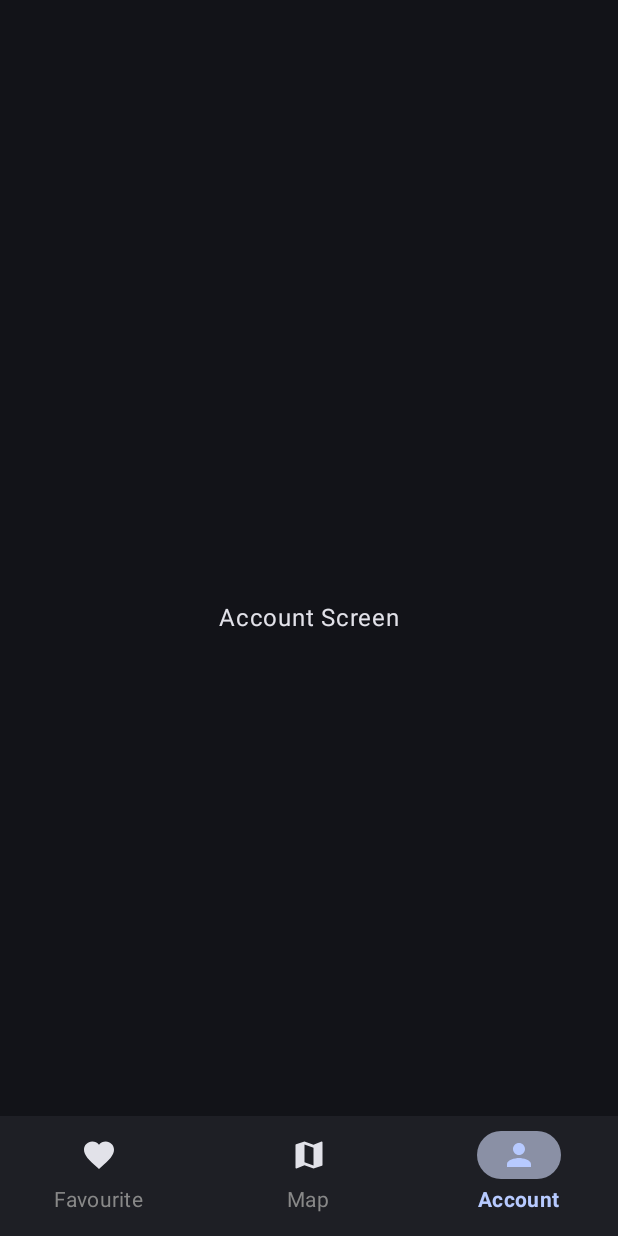
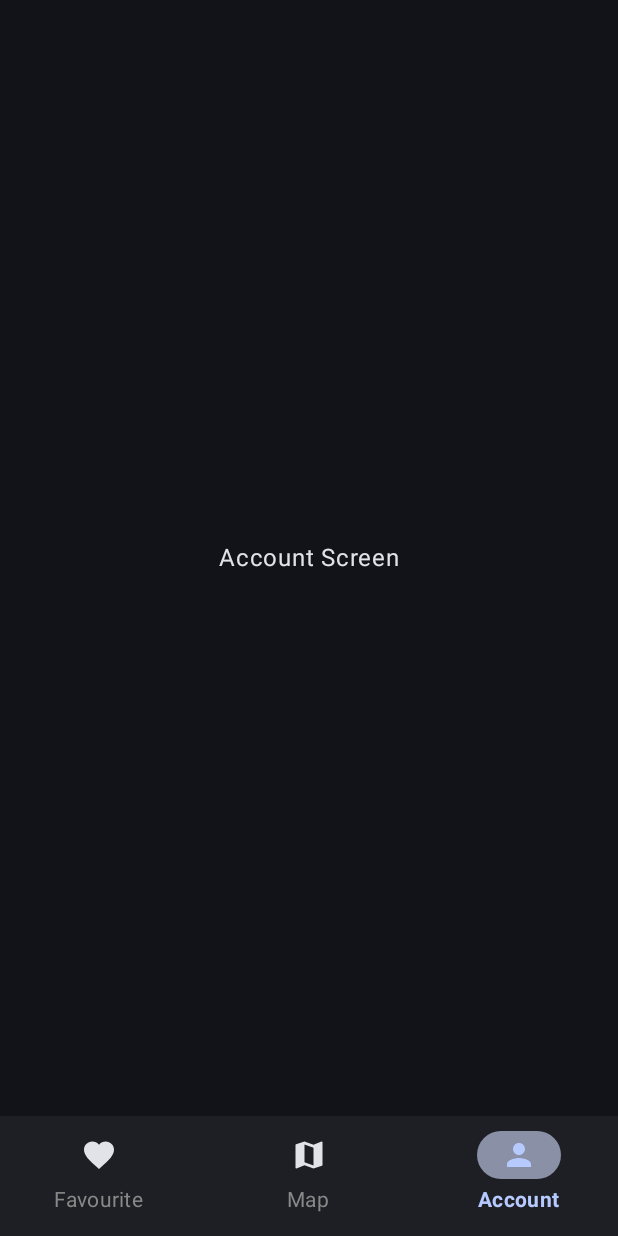
Before and after one commit to mitko-donchev/CheshMap, an Android app built with Jetpack Compose: the screen it shows after launch (MainActivity), item 3 of the bottom bar chosen, on a phone screen of 412 x 824 dp. Run offline under Robolectric (Android 15) with nearby library versions, the light colour scheme and no system bars; our stand-ins replace Dagger/Hilt's generated code; 2 statements that could not run were skipped.

Commit message:
The base of the maps is completed.

```diff
--- a/app/src/main/AndroidManifest.xml
+++ b/app/src/main/AndroidManifest.xml
@@ -33,7 +33,6 @@
                 <category android:name="android.intent.category.LAUNCHER" />
             </intent-filter>
         </activity>
-    </application>
 
         <!-- Google Maps-->
         <meta-data
@@ -43,4 +42,5 @@
             android:name="com.google.android.gms.version"
             android:value="@integer/google_play_services_version" />
 
+    </application>
 </manifest>
--- a/app/src/main/java/com/epicmillennium/cheshmap/presentation/ui/CheshMapApp.kt
+++ b/app/src/main/java/com/epicmillennium/cheshmap/presentation/ui/CheshMapApp.kt
@@ -1,14 +1,13 @@
 package com.epicmillennium.cheshmap.presentation.ui
 
-import androidx.compose.foundation.layout.Box
 import androidx.compose.foundation.layout.fillMaxSize
-import androidx.compose.foundation.layout.systemBarsPadding
+import androidx.compose.foundation.layout.padding
+import androidx.compose.material3.Scaffold
 import androidx.compose.material3.Surface
 import androidx.compose.runtime.Composable
 import androidx.compose.runtime.CompositionLocalProvider
 import androidx.compose.runtime.getValue
 import androidx.compose.runtime.remember
-import androidx.compose.ui.Alignment
 import androidx.compose.ui.Modifier
 import androidx.hilt.navigation.compose.hiltViewModel
 import androidx.lifecycle.compose.collectAsStateWithLifecycle
@@ -36,20 +35,16 @@ fun CheshMapApp() {
                 AppNavigationActions(navController)
             }
 
-            Surface(
-                modifier = Modifier.fillMaxSize()
-            ) {
-                AppNavGraph(
-                    navController = navController,
-                    navigationActions = navigationActions
-                )
-                Box(
-                    modifier = Modifier
-                        .fillMaxSize()
-                        .systemBarsPadding(),
-                    contentAlignment = Alignment.BottomCenter
-                ) {
-                    AppBottomNavigation(navController = navController,)
+            Surface {
+                Scaffold(
+                    modifier = Modifier.fillMaxSize(),
+                    bottomBar = { AppBottomNavigation(navController = navController) }
+                ) { paddingValues ->
+                    AppNavGraph(
+                        modifier = Modifier.padding(paddingValues),
+                        navController = navController,
+                        navigationActions = navigationActions
+                    )
                 }
             }
         }
--- /dev/null
+++ b/app/src/main/java/com/epicmillennium/cheshmap/presentation/ui/components/maps/CameraPosition.kt
@@ -0,0 +1,6 @@
+package com.epicmillennium.cheshmap.presentation.ui.components.maps
+
+class CameraPosition(
+    val target: LatLong = LatLong(0.0, 0.0),
+    val zoom: Float = 0f
+)
--- /dev/null
+++ b/app/src/main/java/com/epicmillennium/cheshmap/presentation/ui/components/maps/GoogleMaps.kt
@@ -0,0 +1,261 @@
+package com.epicmillennium.cheshmap.presentation.ui.components.maps
+
+
+import androidx.compose.animation.AnimatedVisibility
+import androidx.compose.animation.EnterTransition
+import androidx.compose.animation.fadeOut
+import androidx.compose.foundation.background
+import androidx.compose.foundation.layout.Box
+import androidx.compose.foundation.layout.fillMaxSize
+import androidx.compose.foundation.layout.padding
+import androidx.compose.foundation.layout.size
+import androidx.compose.foundation.layout.wrapContentSize
+import androidx.compose.foundation.shape.CircleShape
+import androidx.compose.material.icons.Icons
+import androidx.compose.material.icons.filled.NearMe
+import androidx.compose.material.icons.outlined.NearMe
+import androidx.compose.material3.CircularProgressIndicator
+import androidx.compose.material3.FilledIconButton
+import androidx.compose.material3.Icon
+import androidx.compose.material3.MaterialTheme
+import androidx.compose.runtime.Composable
+import androidx.compose.runtime.LaunchedEffect
+import androidx.compose.runtime.getValue
+import androidx.compose.runtime.mutableIntStateOf
+import androidx.compose.runtime.mutableStateOf
+import androidx.compose.runtime.remember
+import androidx.compose.runtime.setValue
+import androidx.compose.ui.Alignment
+import androidx.compose.ui.Modifier
+import androidx.compose.ui.graphics.RectangleShape
+import androidx.compose.ui.res.stringResource
+import androidx.compose.ui.unit.dp
+import com.epicmillennium.cheshmap.R
+import com.epicmillennium.cheshmap.core.ui.theme.LocalTheme
+import com.epicmillennium.cheshmap.utils.Constants.mapStyleDark
+import com.epicmillennium.cheshmap.utils.Constants.mapStyleLight
+import com.google.android.gms.maps.CameraUpdateFactory
+import com.google.android.gms.maps.GoogleMapOptions
+import com.google.android.gms.maps.model.LatLng
+import com.google.android.gms.maps.model.MapStyleOptions
+import com.google.android.gms.maps.model.Marker
+import com.google.maps.android.compose.CameraMoveStartedReason
+import com.google.maps.android.compose.GoogleMap
+import com.google.maps.android.compose.MapProperties
+import com.google.maps.android.compose.MapUiSettings
+import com.google.maps.android.compose.rememberCameraPositionState
+import com.google.maps.android.compose.rememberMarkerState
+
+@Composable
+fun GoogleMaps() {
+
+    val infoMarkerState = rememberMarkerState()
+    val cameraPositionState = rememberCameraPositionState()
+
+    var userLocation = remember { Location(0.0, 0.0) }
+    var shouldSetInitialCameraPosition = remember { CameraPosition() }
+
+    // Information marker - visible after user clicks "find marker" button in details panel
+    var infoMarker by remember { mutableStateOf<Marker?>(null) }
+    var infoMarkerInfoWindowOpenPhase by remember { mutableIntStateOf(0) }
+
+    var isMapLoaded by remember { mutableStateOf(false) }
+    var isUserCentered by remember { mutableStateOf(true) }
+
+    // Map UI settings
+    val uiSettings by remember {
+        mutableStateOf(
+            MapUiSettings(
+                myLocationButtonEnabled = false,
+                zoomControlsEnabled = false,
+            )
+        )
+    }
+
+    // Map Properties
+    val mapStyle = if (LocalTheme.current.isDark) mapStyleDark() else mapStyleLight()
+    var properties by remember {
+        mutableStateOf(
+            MapProperties(
+                isMyLocationEnabled = true,  // always show the dot
+                minZoomPreference = 1f,
+                maxZoomPreference = 25f,
+                mapStyleOptions = MapStyleOptions(
+                    mapStyle
+                )
+            )
+        )
+    }
+
+    // Handle Light/Dark mode
+    LaunchedEffect(LocalTheme.current.isDark) {
+        properties = MapProperties(
+            isMyLocationEnabled = true,  // always show the dot
+            minZoomPreference = 7f,
+            maxZoomPreference = 17f,
+            mapStyleOptions = MapStyleOptions(
+                mapStyle
+            )
+        )
+    }
+
+    // 1) Update user GPS location - will be moved from here
+    LaunchedEffect(Unit) {
+        userLocation = Location(latitude = 43.1421722, longitude = 24.7320678)
+//        while (true) {
+//            val commonGpsLocationService = GPSService()
+//            commonGpsLocationService.onUpdatedGPSLocation(
+//                errorCallback = { errorMessage ->
+//                    Log.e(this.toString(), "Error: $errorMessage")
+//                },
+//                locationCallback = { updatedLocation ->
+//                    updatedLocation?.let { location ->
+//                        userLocation = location
+//                    } ?: run {
+//                        Log.e(this.toString(), "Unable to get current location - 1")
+//                    }
+//                })
+//            delay(2.seconds)
+//        }
+    }
+
+    // Usually used to setup the initial camera position (doesn't support tracking due to forcing zoom level)
+    LaunchedEffect(Unit) {
+        if (userLocation.isLocationValid()) {
+            shouldSetInitialCameraPosition = CameraPosition(
+                target = LatLong(
+                    userLocation.latitude,
+                    userLocation.longitude
+                ),
+                zoom = 4f  // note: forced zoom level
+            )
+        }
+
+        shouldSetInitialCameraPosition.let { cameraPosition ->
+            userLocation = Location(cameraPosition.target.latitude, cameraPosition.target.longitude)
+
+            cameraPositionState.move(
+                CameraUpdateFactory.newLatLngZoom(
+                    LatLng(
+                        cameraPosition.target.latitude,
+                        cameraPosition.target.longitude
+                    ),
+                    cameraPosition.zoom
+                    // cameraPositionState.position.zoom // allows users to zoom in and out while maintaining the same center, why does this work?
+                )
+            )
+        }
+    }
+
+    // Set Camera to User Location (ie: Tracking) (Allows user to control zoom level)
+    LaunchedEffect(userLocation) {
+        if (userLocation.isLocationValid()) {
+            shouldSetInitialCameraPosition = CameraPosition(
+                target = LatLong(
+                    userLocation.latitude,
+                    userLocation.longitude
+                ),
+                zoom = 14f  // note: forced zoom level
+            )
+        }
+
+        shouldSetInitialCameraPosition.let { cameraPosition ->
+            cameraPositionState.move(
+                CameraUpdateFactory.newLatLngZoom(
+                    LatLng(
+                        cameraPosition.target.latitude,
+                        cameraPosition.target.longitude
+                    ),
+                    cameraPosition.zoom
+                    // cameraPositionState.position.zoom // allows users to zoom in and out while maintaining the same center, why does this work?
+                )
+            )
+        }
+    }
+
+    // Tack camera position changes
+    LaunchedEffect(cameraPositionState.isMoving) {
+        if (cameraPositionState.isMoving && cameraPositionState.cameraMoveStartedReason == CameraMoveStartedReason.GESTURE) {
+            isUserCentered = false
+        }
+    }
+
+    Box(modifier = Modifier.fillMaxSize()) {
+        GoogleMap(
+            cameraPositionState = cameraPositionState,
+            modifier = Modifier.background(MaterialTheme.colorScheme.background, RectangleShape),
+            uiSettings = uiSettings,
+            properties = properties,
+            onMapLoaded = {
+                isMapLoaded = true
+            },
+            onMapClick = {
+                infoMarkerState.hideInfoWindow()
+                infoMarker = null
+            },
+            googleMapOptionsFactory = {
+                GoogleMapOptions().apply {
+                    this.backgroundColor(0x000000)
+                }
+            }
+        )
+
+        if (!isMapLoaded) {
+            AnimatedVisibility(
+                modifier = Modifier
+                    .matchParentSize(),
+                visible = !isMapLoaded,
+                enter = EnterTransition.None,
+                exit = fadeOut()
+            ) {
+                CircularProgressIndicator(
+                    modifier = Modifier
+                        .background(MaterialTheme.colorScheme.background)
+                        .wrapContentSize()
+                )
+            }
+        }
+
+        MapButton(
+            stringResource(R.string.center_on_user_location),
+            onClick = {
+                shouldSetInitialCameraPosition.let { cameraPosition ->
+                    cameraPositionState.move(
+                        CameraUpdateFactory.newLatLngZoom(
+                            LatLng(
+                                cameraPosition.target.latitude,
+                                cameraPosition.target.longitude
+                            ),
+                            cameraPosition.zoom
+                            // cameraPositionState.position.zoom // allows users to zoom in and out while maintaining the same center, why does this work?
+                        )
+                    )
+                }
+                isUserCentered = true
+            },
+            isUserCentered,
+            modifier = Modifier.align(Alignment.BottomEnd)
+        )
+    }
+}
+
+@Composable
+private fun MapButton(
+    text: String,
+    onClick: () -> Unit,
+    isUserCentered: Boolean,
+    modifier: Modifier = Modifier
+) {
+    FilledIconButton(
+        modifier = modifier
+            .padding(16.dp)
+            .size(50.dp),
+        shape = CircleShape,
+        onClick = onClick
+    ) {
+        Icon(
+            imageVector = if (isUserCentered) Icons.Default.NearMe else Icons.Outlined.NearMe,
+            contentDescription = text
+        )
+    }
+}
--- /dev/null
+++ b/app/src/main/java/com/epicmillennium/cheshmap/presentation/ui/components/maps/LatLong.kt
@@ -0,0 +1,6 @@
+package com.epicmillennium.cheshmap.presentation.ui.components.maps
+
+import kotlinx.serialization.Serializable
+
+@Serializable
+data class LatLong(val latitude: Double = 0.0, val longitude: Double = 0.0)
--- /dev/null
+++ b/app/src/main/java/com/epicmillennium/cheshmap/presentation/ui/components/maps/Location.kt
@@ -0,0 +1,11 @@
+package com.epicmillennium.cheshmap.presentation.ui.components.maps
+
+import kotlinx.serialization.Serializable
+
+// Define a data class to store latitude and longitude coordinates
+@Serializable
+data class Location(val latitude: Double, val longitude: Double)
+
+fun Location.isLocationValid() = latitude != 0.0 && longitude != 0.0
+
+fun LatLong.toLocation() = Location(latitude, longitude)
--- /dev/null
+++ b/app/src/main/java/com/epicmillennium/cheshmap/presentation/ui/components/maps/MapComponent.kt
@@ -0,0 +1,8 @@
+package com.epicmillennium.cheshmap.presentation.ui.components.maps
+
+
+import androidx.compose.runtime.Composable
+
+@Composable
+fun MapComponent() {
+}
--- a/app/src/main/java/com/epicmillennium/cheshmap/presentation/ui/lending/LendingScreen.kt
+++ b/app/src/main/java/com/epicmillennium/cheshmap/presentation/ui/lending/LendingScreen.kt
@@ -1,15 +1,9 @@
 package com.epicmillennium.cheshmap.presentation.ui.lending
 
-import androidx.compose.foundation.layout.Box
-import androidx.compose.foundation.layout.fillMaxSize
-import androidx.compose.material3.Text
 import androidx.compose.runtime.Composable
-import androidx.compose.ui.Alignment
-import androidx.compose.ui.Modifier
+import com.google.accompanist.permissions.ExperimentalPermissionsApi
 
 @Composable
 fun LendingScreen() {
-    Box(modifier = Modifier.fillMaxSize(), contentAlignment = Alignment.Center) {
-        Text("Map Screen")
-    }
+    LendingView()
 }
--- /dev/null
+++ b/app/src/main/java/com/epicmillennium/cheshmap/presentation/ui/lending/LendingView.kt
@@ -0,0 +1,53 @@
+package com.epicmillennium.cheshmap.presentation.ui.lending
+
+
+import android.Manifest
+import androidx.compose.animation.AnimatedVisibility
+import androidx.compose.foundation.layout.Box
+import androidx.compose.foundation.layout.fillMaxSize
+import androidx.compose.runtime.Composable
+import androidx.compose.runtime.LaunchedEffect
+import androidx.compose.runtime.getValue
+import androidx.compose.runtime.mutableStateOf
+import androidx.compose.runtime.remember
+import androidx.compose.runtime.rememberCoroutineScope
+import androidx.compose.runtime.setValue
+import androidx.compose.ui.Alignment
+import androidx.compose.ui.Modifier
+import com.epicmillennium.cheshmap.presentation.ui.components.maps.GoogleMaps
+import com.epicmillennium.cheshmap.utils.Constants.LOCATION_PERMISSIONS
+import com.google.accompanist.permissions.ExperimentalPermissionsApi
+import com.google.accompanist.permissions.rememberMultiplePermissionsState
+import kotlinx.coroutines.launch
+
+@OptIn(ExperimentalPermissionsApi::class)
+@Composable
+fun LendingView() {
+    val coroutineScope = rememberCoroutineScope()
+
+    var allPermissionsProvided: Boolean by remember { mutableStateOf(false) }
+
+    Box(modifier = Modifier.fillMaxSize(), contentAlignment = Alignment.Center) {
+        val multiplePermission = rememberMultiplePermissionsState(LOCATION_PERMISSIONS) {
+            coroutineScope.launch {
+                if (it[Manifest.permission.ACCESS_FINE_LOCATION] == true && it[Manifest.permission.ACCESS_COARSE_LOCATION] == true) {
+                    allPermissionsProvided = true
+                } else {
+                    // Handle permission denied and show button
+                }
+            }
+        }
+
+        LaunchedEffect(Unit) {
+            if (multiplePermission.allPermissionsGranted) {
+                allPermissionsProvided = true
+            } else {
+                multiplePermission.launchMultiplePermissionRequest()
+            }
+        }
+
+        AnimatedVisibility(visible = allPermissionsProvided) {
+            GoogleMaps()
+        }
+    }
+}
--- a/app/src/main/java/com/epicmillennium/cheshmap/presentation/ui/navigation/AppNavGraph.kt
+++ b/app/src/main/java/com/epicmillennium/cheshmap/presentation/ui/navigation/AppNavGraph.kt
@@ -1,6 +1,7 @@
 package com.epicmillennium.cheshmap.presentation.ui.navigation
 
 import androidx.compose.runtime.Composable
+import androidx.compose.ui.Modifier
 import androidx.navigation.NavHostController
 import androidx.navigation.compose.NavHost
 import androidx.navigation.compose.composable
@@ -11,10 +12,11 @@ import com.epicmillennium.cheshmap.presentation.ui.lending.LendingScreen
 
 @Composable
 fun AppNavGraph(
+    modifier: Modifier,
     navController: NavHostController = rememberNavController(),
     navigationActions: AppNavigationActions
 ) {
-    NavHost(navController = navController, startDestination = LendingScreen) {
+    NavHost(modifier = modifier, navController = navController, startDestination = LendingScreen) {
         composable<FavouriteScreen> {
             FavouriteScreen()
         }
--- a/app/src/main/java/com/epicmillennium/cheshmap/utils/Constants.kt
+++ b/app/src/main/java/com/epicmillennium/cheshmap/utils/Constants.kt
@@ -1,11 +1,17 @@
 package com.epicmillennium.cheshmap.utils
 
 import android.Manifest
+import androidx.compose.runtime.NoLiveLiterals
 import androidx.datastore.preferences.core.intPreferencesKey
 
 object Constants {
 
     // Permissions
+    val LOCATION_PERMISSIONS = listOf(
+        Manifest.permission.ACCESS_FINE_LOCATION,
+        Manifest.permission.ACCESS_COARSE_LOCATION
+    )
+
     val CAMERAX_PERMISSIONS = listOf(
         Manifest.permission.CAMERA,
         Manifest.permission.RECORD_AUDIO,
@@ -14,4 +20,241 @@ object Constants {
     // DataStore
     val GLOBAL_THEME_MODE_KEY = intPreferencesKey("global_theme_mode")
 
+    @NoLiveLiterals
+    fun mapStyleLight(): String {
+        return """
+[
+  {
+    "featureType": "poi.sports_complex",
+    "elementType": "all",
+    "stylers": [
+      {
+        "visibility": "off"
+      }
+    ]
+  },
+  {
+    "featureType": "road",
+    "elementType": "labels",
+    "stylers": [
+      {
+        "visibility": "off"
+      }
+    ]
+  },
+  {
+    "featureType": "transit",
+    "elementType": "all",
+    "stylers": [
+      {
+        "visibility": "off"
+      }
+    ]
+  }
+]
+    """.trimIndent()
+    }
+
+    @NoLiveLiterals
+    fun mapStyleDark(): String {
+        return """
+     [
+  {
+    "featureType": "poi.sports_complex",
+    "elementType": "all",
+    "stylers": [
+      {
+        "visibility": "off"
+      }
+    ]
+  },
+  {
+    "featureType": "road",
+    "elementType": "labels",
+    "stylers": [
+      {
+        "visibility": "off"
+      }
+    ]
+  },
+  {
+    "featureType": "transit",
+    "elementType": "all",
+    "stylers": [
+      {
+        "visibility": "off"
+      }
+    ]
+  },
+  {
+    "elementType": "geometry",
+    "stylers": [
+      {
+        "color": "#242f3e"
+      }
+    ]
+  },
+  {
+    "elementType": "labels.text.fill",
+    "stylers": [
+      {
+        "color": "#746855"
+      }
+    ]
+  },
+  {
+    "elementType": "labels.text.stroke",
+    "stylers": [
+      {
+        "color": "#242f3e"
+      }
+    ]
+  },
+  {
+    "featureType": "administrative.country",
+    "elementType": "geometry.stroke",
+    "stylers": [
+      {
+        "color": "#93d8e5"
+      }
+    ]
+  },
+  {
+    "featureType": "administrative.locality",
+    "elementType": "labels.text.fill",
+    "stylers": [
+      {
+        "color": "#d59563"
+      }
+    ]
+  },
+  {
+    "featureType": "poi",
+    "elementType": "labels.text.fill",
+    "stylers": [
+      {
+        "color": "#d59563"
+      }
+    ]
+  },
+  {
+    "featureType": "poi.park",
+    "elementType": "geometry",
+    "stylers": [
+      {
+        "color": "#263c3f"
+      }
+    ]
+  },
+  {
+    "featureType": "poi.park",
+    "elementType": "labels.text.fill",
+    "stylers": [
+      {
+        "color": "#6b9a76"
+      }
+    ]
+  },
+  {
+    "featureType": "road",
+    "elementType": "geometry",
+    "stylers": [
+      {
+        "color": "#38414e"
+      }
+    ]
+  },
+  {
+    "featureType": "road",
+    "elementType": "geometry.stroke",
+    "stylers": [
+      {
+        "color": "#212a37"
+      }
+    ]
+  },
+  {
+    "featureType": "road",
+    "elementType": "labels.text.fill",
+    "stylers": [
+      {
+        "color": "#9ca5b3"
+      }
+    ]
+  },
+  {
+    "featureType": "road.highway",
+    "elementType": "geometry",
+    "stylers": [
+      {
+        "color": "#746855"
+      }
+    ]
+  },
+  {
+    "featureType": "road.highway",
+    "elementType": "geometry.stroke",
+    "stylers": [
+      {
+        "color": "#1f2835"
+      }
+    ]
+  },
+  {
+    "featureType": "road.highway",
+    "elementType": "labels.text.fill",
+    "stylers": [
+      {
+        "color": "#f3d19c"
+      }
+    ]
+  },
+  {
+    "featureType": "transit",
+    "elementType": "geometry",
+    "stylers": [
+      {
+        "color": "#2f3948"
+      }
+    ]
+  },
+  {
+    "featureType": "transit.station",
+    "elementType": "labels.text.fill",
+    "stylers": [
+      {
+        "color": "#d59563"
+      }
+    ]
+  },
+  {
+    "featureType": "water",
+    "elementType": "geometry",
+    "stylers": [
+      {
+        "color": "#17263c"
+      }
+    ]
+  },
+  {
+    "featureType": "water",
+    "elementType": "labels.text.fill",
+    "stylers": [
+      {
+        "color": "#d59563"
+      }
+    ]
+  },
+  {
+    "featureType": "water",
+    "elementType": "labels.text.stroke",
+    "stylers": [
+      {
+        "color": "#17263c"
+      }
+    ]
+  }
+]
+    """.trimIndent()
+    }
 }
--- a/app/src/main/res/values/strings.xml
+++ b/app/src/main/res/values/strings.xml
@@ -1,3 +1,4 @@
 <resources>
     <string name="app_name">CheshMap</string>
+    <string name="center_on_user_location">Center on user location</string>
 </resources>
```
Lines whose indentation alone changed are shown as unchanged.
